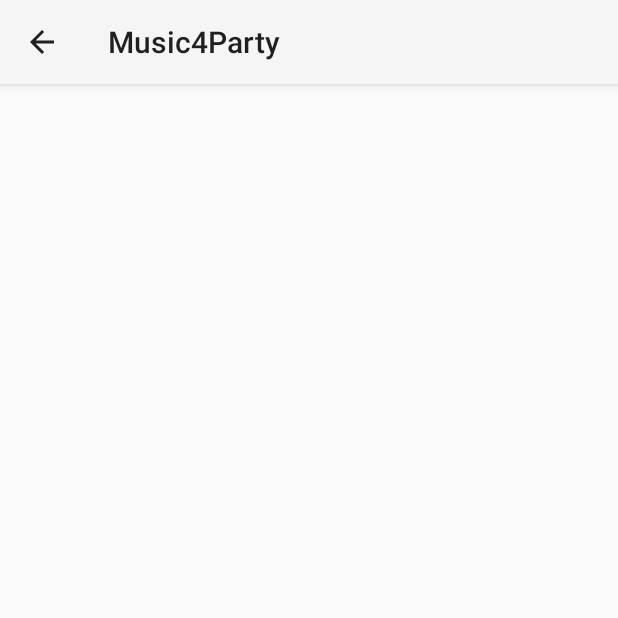
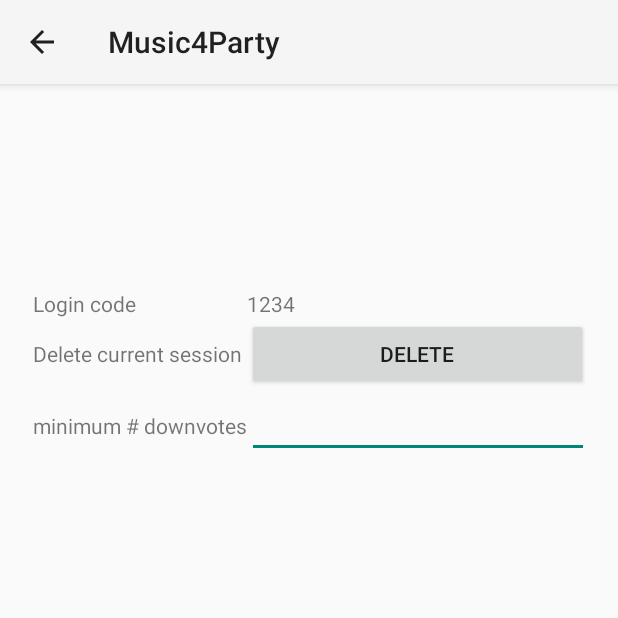
Before and after one commit to sjoerd20/mProgProject, an Android app: the SettingsActivity screen opened directly, with no data from a screen before it, on a phone screen of 412 x 824 dp, the top half of it. Run offline under Robolectric (Android 15) with nearby library versions, the light colour scheme and no system bars.

Commit message:
Added simple setting UI

```diff
--- a/app/build.gradle
+++ b/app/build.gradle
@@ -26,4 +26,5 @@ dependencies {
     androidTestImplementation 'com.android.support.test:runner:1.0.2'
     androidTestImplementation 'com.android.support.test.espresso:espresso-core:3.0.2'
     implementation 'com.android.support:design:28.0.0'
+    implementation 'com.android.support:gridlayout-v7:28.0.0'
 }
--- a/app/src/main/java/com/example/sjoerd/music4party/SettingsActivity.java
+++ b/app/src/main/java/com/example/sjoerd/music4party/SettingsActivity.java
@@ -33,6 +33,7 @@ public class SettingsActivity extends AppCompatActivity {
             }
         });
     }
+
     // inflate options in toolbar
     @Override
     public boolean onCreateOptionsMenu(Menu menu) {
--- a/app/src/main/res/layout/activity_settings.xml
+++ b/app/src/main/res/layout/activity_settings.xml
@@ -15,4 +15,72 @@
         android:theme="@style/ThemeOverlay.AppCompat.ActionBar"
         app:popupTheme="@style/ThemeOverlay.AppCompat.Light"/>
 
+    <android.support.v7.widget.GridLayout
+        android:layout_width="368dp"
+        android:layout_height="495dp"
+        android:layout_marginStart="8dp"
+        android:layout_marginTop="8dp"
+        android:layout_marginEnd="8dp"
+        android:layout_marginBottom="8dp"
+        app:columnCount="2"
+        app:rowCount="3"
+        app:layout_constraintBottom_toBottomOf="parent"
+        app:layout_constraintEnd_toEndOf="parent"
+        app:layout_constraintStart_toStartOf="parent"
+        app:layout_constraintTop_toBottomOf="@+id/loginToolbar"
+        >
+
+        <TextView
+            android:id="@+id/loginCodeText"
+            android:layout_width="wrap_content"
+            android:layout_height="wrap_content"
+            android:text="@string/login_code"
+            app:layout_column="0"
+            app:layout_row="0"/>
+
+        <TextView
+            android:id="@+id/loginCodeCode"
+            android:layout_width="wrap_content"
+            android:layout_height="wrap_content"
+            android:text="1234"
+            app:layout_column="1"
+            app:layout_row="0" />
+
+        <TextView
+            android:id="@+id/deleteText"
+            android:layout_width="wrap_content"
+            android:layout_height="wrap_content"
+            android:text="@string/delete_session"
+            app:layout_column="0"
+            app:layout_row="1" />
+
+        <Button
+            android:id="@+id/deleteButton"
+            android:layout_width="227dp"
+            android:layout_height="wrap_content"
+            android:text="Delete"
+            app:layout_column="1"
+            app:layout_row="1" />
+
+        <TextView
+            android:id="@+id/minDownvotesText"
+            android:layout_width="wrap_content"
+            android:layout_height="wrap_content"
+            android:text="@string/minimum_downvotes"
+            app:layout_column="0"
+            app:layout_row="2" />
+
+        <EditText
+            android:id="@+id/minDownvotesTextInput"
+            android:layout_width="228dp"
+            android:layout_height="wrap_content"
+            android:ems="10"
+            android:inputType="number"
+            app:layout_column="1"
+            app:layout_row="2" />
+
+    </android.support.v7.widget.GridLayout>
+
+
+
 </android.support.constraint.ConstraintLayout>
--- a/app/src/main/res/values/strings.xml
+++ b/app/src/main/res/values/strings.xml
@@ -2,4 +2,7 @@
     <string name="app_name">Music4Party</string>
     <string name="action_settings">Settings</string>
     <string name="action_search">Search</string>
+    <string name="login_code">Login code</string>
+    <string name="delete_session">Delete current session</string>
+    <string name="minimum_downvotes">minimum # downvotes</string>
 </resources>
```
